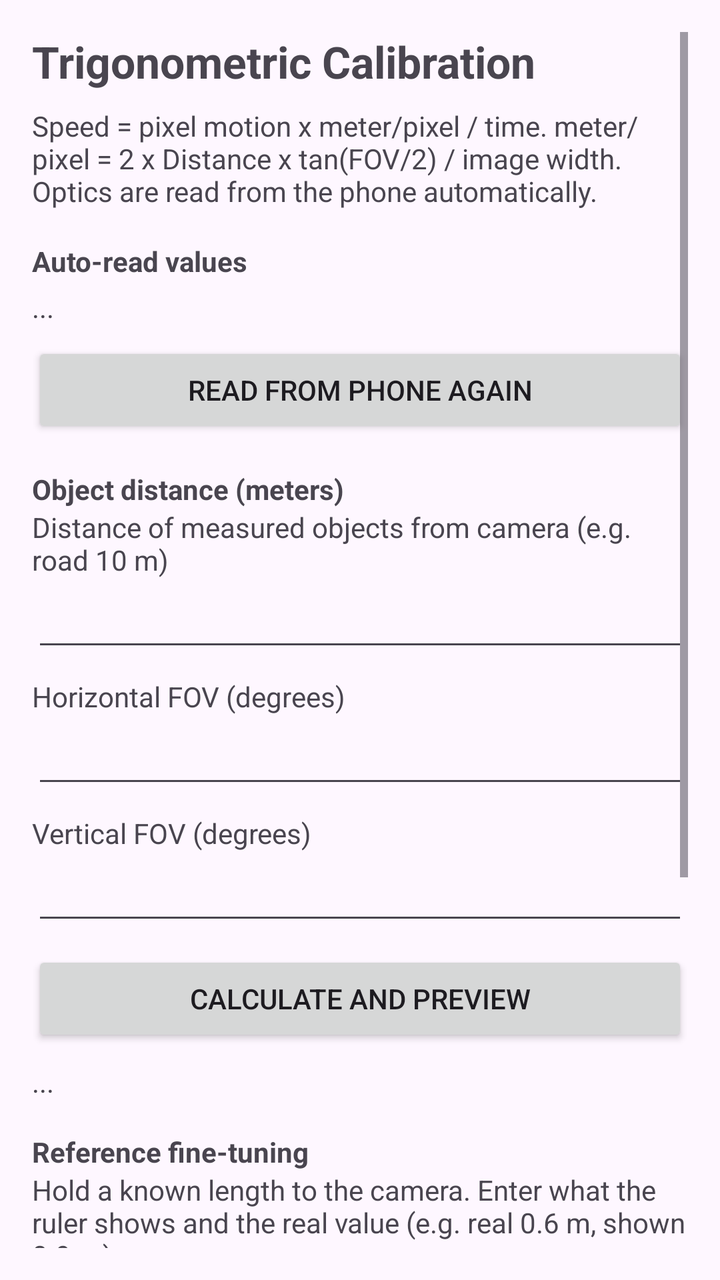
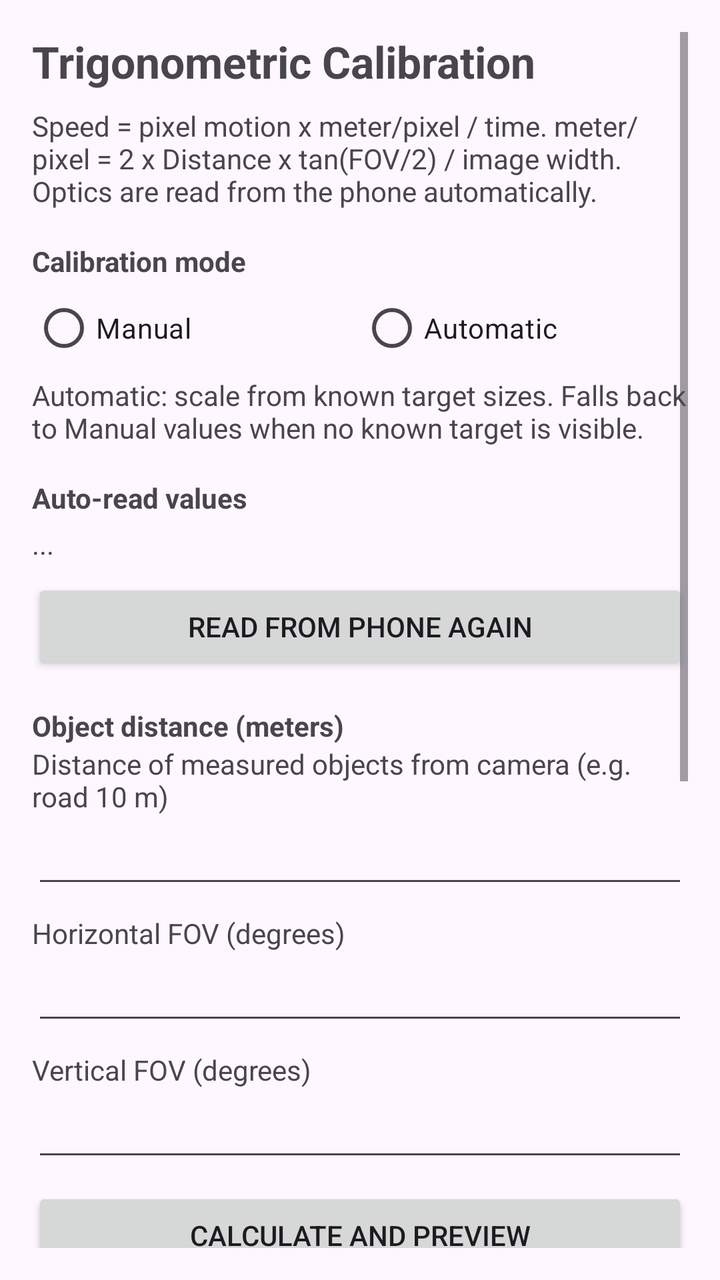

Two renders of the same Android screen: before a commit and after it. Below are the layout's source before the change and the commit's diff.
<!-- AndroidManifest.xml: application theme Theme.SpeedCam -->
<!-- res/layout/activity_calibration.xml -->
<?xml version="1.0" encoding="utf-8"?>
<ScrollView xmlns:android="http://schemas.android.com/apk/res/android"
    android:layout_width="match_parent"
    android:layout_height="match_parent"
    android:padding="16dp">

    <LinearLayout
        android:layout_width="match_parent"
        android:layout_height="wrap_content"
        android:orientation="vertical">

        <TextView
            android:layout_width="wrap_content"
            android:layout_height="wrap_content"
            android:text="@string/title_calibration"
            android:textSize="22sp"
            android:textStyle="bold" />

        <TextView
            android:layout_width="wrap_content"
            android:layout_height="wrap_content"
            android:layout_marginTop="8dp"
            android:text="@string/calib_desc" />

        <TextView android:layout_width="wrap_content" android:layout_height="wrap_content"
            android:layout_marginTop="16dp" android:text="@string/label_optics_auto" android:textStyle="bold" />
        <TextView android:id="@+id/tvOptics"
            android:layout_width="match_parent" android:layout_height="wrap_content"
            android:layout_marginTop="4dp" android:text="..." />

        <Button android:id="@+id/btnRefreshOptics"
            android:layout_width="match_parent" android:layout_height="wrap_content"
            android:layout_marginTop="8dp" android:text="@string/btn_refresh_optics" />

        <TextView android:layout_width="wrap_content" android:layout_height="wrap_content"
            android:layout_marginTop="16dp" android:text="@string/label_distance" android:textStyle="bold" />
        <TextView android:layout_width="wrap_content" android:layout_height="wrap_content"
            android:text="@string/distance_desc" />
        <EditText android:id="@+id/etDistance"
            android:layout_width="match_parent" android:layout_height="wrap_content"
            android:inputType="numberDecimal" />

        <TextView android:layout_width="wrap_content" android:layout_height="wrap_content"
            android:layout_marginTop="8dp" android:text="@string/label_fov_h" />
        <EditText android:id="@+id/etFovH"
            android:layout_width="match_parent" android:layout_height="wrap_content"
            android:inputType="numberDecimal" />

        <TextView android:layout_width="wrap_content" android:layout_height="wrap_content"
            android:layout_marginTop="8dp" android:text="@string/label_fov_v" />
        <EditText android:id="@+id/etFovV"
            android:layout_width="match_parent" android:layout_height="wrap_content"
            android:inputType="numberDecimal" />

        <Button android:id="@+id/btnCalc"
            android:layout_width="match_parent" android:layout_height="wrap_content"
            android:layout_marginTop="8dp" android:text="@string/btn_calc_preview" />

        <TextView android:id="@+id/tvExample"
            android:layout_width="wrap_content" android:layout_height="wrap_content"
            android:layout_marginTop="8dp" android:text="..." />

        <TextView android:layout_width="wrap_content" android:layout_height="wrap_content"
            android:layout_marginTop="16dp" android:text="@string/label_ref_fine" android:textStyle="bold" />
        <TextView android:layout_width="wrap_content" android:layout_height="wrap_content"
            android:text="@string/ref_desc" />
        <TextView android:layout_width="wrap_content" android:layout_height="wrap_content"
            android:layout_marginTop="8dp" android:text="@string/label_real" />
        <EditText android:id="@+id/etReal"
            android:layout_width="match_parent" android:layout_height="wrap_content"
            android:inputType="numberDecimal" />
        <TextView android:layout_width="wrap_content" android:layout_height="wrap_content"
            android:layout_marginTop="8dp" android:text="@string/label_shown" />
        <EditText android:id="@+id/etShown"
            android:layout_width="match_parent" android:layout_height="wrap_content"
            android:inputType="numberDecimal" />
        <Button android:id="@+id/btnCorrect"
            android:layout_width="match_parent" android:layout_height="wrap_content"
            android:layout_marginTop="8dp" android:text="@string/btn_apply_corr" />
        <TextView android:id="@+id/tvCorr"
            android:layout_width="wrap_content" android:layout_height="wrap_content"
            android:layout_marginTop="8dp" android:text="..." />

        <Button android:id="@+id/btnSave"
            android:layout_width="match_parent" android:layout_height="wrap_content"
            android:layout_marginTop="16dp" android:text="@string/save" />
    </LinearLayout>
</ScrollView>
<!-- resources referenced by this layout -->
<resources>
  <string name="btn_apply_corr">Apply correction</string>
  <string name="btn_calc_preview">Calculate and preview</string>
  <string name="btn_refresh_optics">Read from phone again</string>
  <string name="calib_desc">Speed = pixel motion x meter/pixel / time. meter/pixel = 2 x Distance x tan(FOV/2) / image width. Optics are read from the phone automatically.</string>
  <string name="distance_desc">Distance of measured objects from camera (e.g. road 10 m)</string>
  <string name="label_distance">Object distance (meters)</string>
  <string name="label_fov_h">Horizontal FOV (degrees)</string>
  <string name="label_fov_v">Vertical FOV (degrees)</string>
  <string name="label_optics_auto">Auto-read values</string>
  <string name="label_real">Real length (meters)</string>
  <string name="label_ref_fine">Reference fine-tuning</string>
  <string name="label_shown">Shown by ruler (meters)</string>
  <string name="ref_desc">Hold a known length to the camera. Enter what the ruler shows and the real value (e.g. real 0.6 m, shown 0.9 m).</string>
  <string name="save">Save</string>
  <string name="title_calibration">Trigonometric Calibration</string>
  <style name="Theme.SpeedCam" parent="Theme.Material3.DayNight.NoActionBar" />
</resources>

<!-- the commit's change to res/layout/activity_calibration.xml (unified diff, before → after) -->
@@ -21,6 +21,22 @@
             android:layout_height="wrap_content"
             android:layout_marginTop="8dp"
             android:text="@string/calib_desc" />
+
+        <TextView android:layout_width="wrap_content" android:layout_height="wrap_content"
+            android:layout_marginTop="16dp" android:text="@string/calib_mode" android:textStyle="bold" />
+        <RadioGroup android:id="@+id/rgMode"
+            android:layout_width="match_parent" android:layout_height="wrap_content"
+            android:orientation="horizontal">
+            <RadioButton android:id="@+id/rbManual"
+                android:layout_width="0dp" android:layout_height="wrap_content"
+                android:layout_weight="1" android:text="@string/mode_manual" />
+            <RadioButton android:id="@+id/rbAuto"
+                android:layout_width="0dp" android:layout_height="wrap_content"
+                android:layout_weight="1" android:text="@string/mode_auto" />
+        </RadioGroup>
+        <TextView android:id="@+id/tvModeDesc"
+            android:layout_width="wrap_content" android:layout_height="wrap_content"
+            android:text="@string/mode_auto_desc" />
 
         <TextView android:layout_width="wrap_content" android:layout_height="wrap_content"
             android:layout_marginTop="16dp" android:text="@string/label_optics_auto" android:textStyle="bold" />
<!-- resource entries referenced after the edit -->
@@ -4,6 +4,7 @@
   <string name="btn_calc_preview">Calculate and preview</string>
   <string name="btn_refresh_optics">Read from phone again</string>
   <string name="calib_desc">Speed = pixel motion x meter/pixel / time. meter/pixel = 2 x Distance x tan(FOV/2) / image width. Optics are read from the phone automatically.</string>
+  <string name="calib_mode">Calibration mode</string>
   <string name="distance_desc">Distance of measured objects from camera (e.g. road 10 m)</string>
   <string name="label_distance">Object distance (meters)</string>
   <string name="label_fov_h">Horizontal FOV (degrees)</string>
@@ -12,6 +13,9 @@
   <string name="label_real">Real length (meters)</string>
   <string name="label_ref_fine">Reference fine-tuning</string>
   <string name="label_shown">Shown by ruler (meters)</string>
+  <string name="mode_auto">Automatic</string>
+  <string name="mode_auto_desc">Automatic: scale from known target sizes. Falls back to Manual values when no known target is visible.</string>
+  <string name="mode_manual">Manual</string>
   <string name="ref_desc">Hold a known length to the camera. Enter what the ruler shows and the real value (e.g. real 0.6 m, shown 0.9 m).</string>
   <string name="save">Save</string>
   <string name="title_calibration">Trigonometric Calibration</string>
